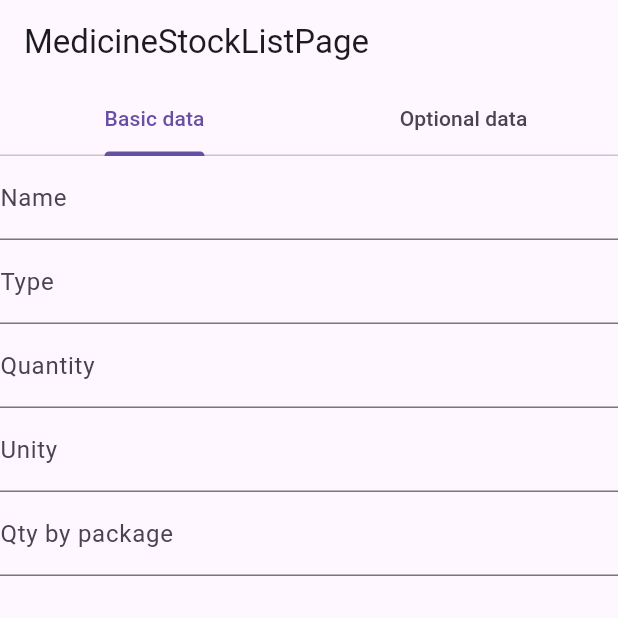
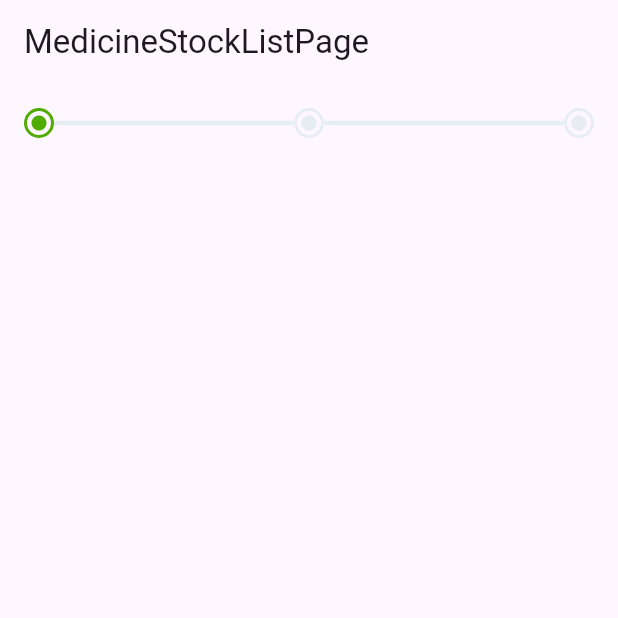
Before and after one commit to Alan-Roza/tcc-medicine-management, a Flutter app: the MedicineStockFormPage screen opened by its route, on a phone screen of 412 x 824 dp, the top half of it. Run offline on Flutter 3.47's test engine with Material 3 defaults, Android fonts, the phone set to English and light mode, and no system bars; our stand-ins replace flutter_mobx, go_router, mobx; generated files the repository leaves out were written again.

Commit message:
wip: adding form and stepeer

```diff
--- a/lib/app/core/routes/app_routes.dart
+++ b/lib/app/core/routes/app_routes.dart
@@ -1,8 +1,8 @@
 import 'package:flutter/material.dart';
 import 'package:go_router/go_router.dart';
-import 'package:tcc_drugs_management/app/modules/medicine/presentation/pages/medicine_stock_form_page.dart';
-import 'package:tcc_drugs_management/app/modules/medicine/presentation/pages/medicine_stock_list_page.dart';
-import 'package:tcc_drugs_management/app/modules/unauth/presentation/pages/unauth_login_page.dart';
+import 'package:tcc_medicine_management/app/modules/medicine/presentation/pages/medicine_stock_view_form_page.dart';
+import 'package:tcc_medicine_management/app/modules/medicine/presentation/pages/medicine_stock_list_page.dart';
+import 'package:tcc_medicine_management/app/modules/unauth/presentation/pages/unauth_login_page.dart';
 
 final GoRouter appRouter = GoRouter (
   routes: <RouteBase>[
--- a/lib/app/modules/medicine/presentation/pages/medicine_stock_form_page.dart
+++ /dev/null
@@ -1,84 +0,0 @@
-import 'package:flutter/material.dart';
-import 'package:go_router/go_router.dart';
-
-class MedicineStockFormPage extends StatefulWidget {
-  const MedicineStockFormPage({super.key});
-
-  @override
-  _MedicineStockFormPageState createState() => _MedicineStockFormPageState();
-}
-
-class _MedicineStockFormPageState extends State<MedicineStockFormPage> with SingleTickerProviderStateMixin {
-  TabController? _tabController;
-
-  @override
-  void initState() {
-    super.initState();
-    _tabController = TabController(length: 2, vsync: this);
-  }
-
-  @override
-  Widget build(BuildContext context) {
-    return Scaffold(
-      appBar: AppBar(
-        title: const Text('MedicineStockListPage'),
-        bottom: TabBar(
-          controller: _tabController,
-          tabs: const [
-            Tab(text: 'Basic data'),
-            Tab(text: 'Optional data'),
-          ],
-        ),
-      ),
-      body: TabBarView(
-        controller: _tabController,
-        children: [
-          _buildBasicDataForm(),
-          _buildOptionalDataForm(),
-        ],
-      ),
-    );
-  }
-
-  Widget _buildBasicDataForm() {
-    return Form(
-      child: Column(
-        children: [
-          TextFormField(
-            decoration: const InputDecoration(labelText: 'Name'),
-          ),
-          TextFormField(
-            decoration: const InputDecoration(labelText: 'Type'),
-          ),
-          TextFormField(
-            decoration: const InputDecoration(labelText: 'Quantity'),
-          ),
-          TextFormField(
-            decoration: const InputDecoration(labelText: 'Unity'),
-          ),
-          TextFormField(
-            decoration: const InputDecoration(labelText: 'Qty by package'),
-          ),
-        ],
-      ),
-    );
-  }
-
-  Widget _buildOptionalDataForm() {
-    return Form(
-      child: Column(
-        children: [
-          TextFormField(
-            decoration: const InputDecoration(labelText: 'Expiration date'),
-          ),
-          TextFormField(
-            decoration: const InputDecoration(labelText: 'Number'),
-          ),
-          TextFormField(
-            decoration: const InputDecoration(labelText: 'Total paid'),
-          ),
-        ],
-      ),
-    );
-  }
-}
--- /dev/null
+++ b/lib/app/modules/medicine/presentation/pages/medicine_stock_view_form_page.dart
@@ -0,0 +1,100 @@
+import 'package:flutter/material.dart';
+import 'package:tcc_medicine_management/app/modules/medicine/presentation/controllers/medicine_form_controller.dart';
+import 'package:tcc_medicine_management/app/modules/medicine/presentation/widgets/medicine_stock_basic_form_widget.dart';
+import 'package:tcc_medicine_management/app/modules/medicine/presentation/widgets/medicine_stock_optional_form_widget.dart';
+import 'package:tcc_medicine_management/app/shared/widgets/padded_screen.dart';
+import 'package:tcc_medicine_management/app/shared/widgets/step_progress_view.dart';
+
+// class MedicineStockFormPage extends StatefulWidget {
+//   const MedicineStockFormPage({super.key});
+
+//   @override
+//   MedicineStockFormPageState createState() => MedicineStockFormPageState();
+// }
+
+// class MedicineStockFormPageState extends State<MedicineStockFormPage>
+//     with SingleTickerProviderStateMixin {
+//   final MedicineFormController _formController = MedicineFormController();
+//   TabController? _tabController;
+
+//   @override
+//   void initState() {
+//     super.initState();
+//     _tabController = TabController(length: 2, vsync: this);
+//   }
+
+//   @override
+//   Widget build(BuildContext context) {
+//     return Scaffold(
+//       appBar: AppBar(
+//         title: const Text('MedicineStockListPage'),
+//         bottom: TabBar(
+//           controller: _tabController,
+//           tabs: const [
+//             Tab(text: 'Basic data'),
+//             Tab(text: 'Optional data'),
+//           ],
+//         ),
+//       ),
+//       body: PaddedScreen(
+//         child: Column(
+//           children: [
+//             Expanded(
+//               child: TabBarView(
+//                 controller: _tabController,
+//                 children: const [
+//                   MedicineStockBasicFormWidget(),
+//                   MedicineStockOptionalFormWidget(),
+//                 ],
+//               ),
+//             ),
+//             ElevatedButton(
+//               onPressed: () async {
+//                 if (await _formController.submitForm()) {
+//                   // If the form is valid, display a Snackbar.
+//                   ScaffoldMessenger.of(context).showSnackBar(
+//                       const SnackBar(content: Text('Processing Data')));
+//                 } else {
+//                   // If the form is invalid, display a Snackbar.
+//                   ScaffoldMessenger.of(context).showSnackBar(
+//                       const SnackBar(content: Text('Invalid Data')));
+//                 }
+//               },
+//               child: const Text('Submit'),
+//             ),
+//           ],
+//         ),
+//       ),
+//     );
+//   }
+// }
+
+class MedicineStockFormPage extends StatefulWidget {
+  const MedicineStockFormPage({super.key});
+
+  @override
+  MedicineStockFormPageState createState() => MedicineStockFormPageState();
+}
+
+class MedicineStockFormPageState extends State<MedicineStockFormPage> {
+  final List<String> titles = ['CART', 'ADDRESS', 'PAYMENT'];
+  int _curStep = 1;
+
+  @override
+  Widget build(BuildContext context) {
+    return Scaffold(
+      appBar: AppBar(
+        title: const Text('MedicineStockListPage'),
+      ),
+      body: PaddedScreen(child:
+        StepProgressView(
+          width: MediaQuery.of(context).size.width,
+          curStep: _curStep,
+          color: const Color(0xff50AC02),
+          titles: titles,
+          key: const Key('abc'),
+        ),
+      ),
+    );
+  }
+}
--- /dev/null
+++ b/lib/app/shared/widgets/padded_screen.dart
@@ -0,0 +1,15 @@
+import 'package:flutter/material.dart';
+
+class PaddedScreen extends StatelessWidget {
+  final Widget child;
+
+  const PaddedScreen({super.key, required this.child});
+
+  @override
+  Widget build(BuildContext context) {
+    return Padding(
+      padding: const EdgeInsets.all(16.0),
+      child: child,
+    );
+  }
+}
--- /dev/null
+++ b/lib/app/shared/widgets/step_progress_view.dart
@@ -0,0 +1,103 @@
+import 'package:flutter/cupertino.dart';
+import 'package:flutter/material.dart';
+
+class StepProgressView extends StatelessWidget {
+  final double _width;
+
+  final List<String> _titles;
+  final int _curStep;
+  final Color _activeColor;
+  final Color _inactiveColor = const Color(0xFFE6EEF3);
+  final double lineWidth = 3.0;
+
+  const StepProgressView(
+      {required Key key,
+      required int curStep,
+      required List<String> titles,
+      required double width,
+      required Color color})
+      : _titles = titles,
+        _curStep = curStep,
+        _width = width,
+        _activeColor = color,
+        assert(width > 0),
+        super(key: key);
+
+  @override
+  Widget build(BuildContext context) {
+    return SizedBox(
+        width: _width,
+        child: Column(
+          children: <Widget>[
+            Row(
+              children: _iconViews(),
+            ),
+            const SizedBox(
+              height: 8,
+            ),
+            Row(
+              mainAxisAlignment: MainAxisAlignment.spaceBetween,
+              children: _titleViews(),
+            ),
+          ],
+        ));
+  }
+
+  List<Widget> _iconViews() {
+    var list = <Widget>[];
+    _titles.asMap().forEach((i, icon) {
+      var circleColor =
+          (i == 0 || _curStep > i + 1) ? _activeColor : _inactiveColor;
+      var lineColor = _curStep > i + 1 ? _activeColor : _inactiveColor;
+      var iconColor =
+          (i == 0 || _curStep > i + 1) ? _activeColor : _inactiveColor;
+
+      list.add(
+        Container(
+          width: 20.0,
+          height: 20.0,
+          padding: const EdgeInsets.all(0),
+          decoration: BoxDecoration(
+            /* color: circleColor,*/
+            borderRadius: const BorderRadius.all(Radius.circular(22.0)),
+            border: Border.all(
+              color: circleColor,
+              width: 2.0,
+            ),
+          ),
+          child: Icon(
+            Icons.circle,
+            color: iconColor,
+            size: 12.0,
+          ),
+        ),
+      );
+
+      //line between icons
+      if (i != _titles.length - 1) {
+        list.add(Expanded(
+            child: Container(
+          height: lineWidth,
+          color: lineColor,
+        )));
+      }
+    });
+
+    return list;
+  }
+
+  List<Widget> _titleViews() {
+    var list = <Widget>[];
+    _titles.asMap().forEach((i, text) {
+      list.add(
+        Text(
+          text,
+          style: const TextStyle(
+            color: Color(0x000000),
+          ),
+        ),
+      );
+    });
+    return list;
+  }
+}
--- a/lib/main.dart
+++ b/lib/main.dart
@@ -1,5 +1,5 @@
 import 'package:flutter/material.dart';
-import 'package:tcc_drugs_management/app/core/routes/app_routes.dart';
+import 'package:tcc_medicine_management/app/core/routes/app_routes.dart';
 
 void main() {
   runApp(const MyApp());
--- a/pubspec.yaml
+++ b/pubspec.yaml
@@ -1,4 +1,4 @@
-name: tcc_drugs_management
+name: tcc_medicine_management
 description: "A new Flutter project."
 # The following line prevents the package from being accidentally published to
 # pub.dev using `flutter pub publish`. This is preferred for private packages.
@@ -33,6 +33,7 @@ dependencies:
   cupertino_icons: ^1.0.6
   go_router: ^13.2.3
   mobx: ^2.3.3+2
+  flutter_mobx: ^2.2.1+1
 
 dev_dependencies:
   flutter_test:
@@ -44,6 +45,8 @@ dev_dependencies:
   # package. See that file for information about deactivating specific lint
   # rules and activating additional ones.
   flutter_lints: ^3.0.0
+  build_runner: ^2.4.9
+  mobx_codegen: ^2.6.1
 
 # For information on the generic Dart part of this file, see the
 # following page: https://dart.dev/tools/pub/pubspec
```
Also changed, not shown: build.yaml (added, +7 -0 lines), lib/app/modules/medicine/presentation/controllers/medicine_form_controller.dart (added, +87 -0 lines), lib/app/modules/medicine/presentation/widgets/medicine_stock_basic_form_widget.dart (added, +55 -0 lines), lib/app/modules/medicine/presentation/widgets/medicine_stock_optional_form_widget.dart (added, +43 -0 lines), lib/app/modules/medicine/presentation/controllers/medicine_form_controller.g.dart (added), pubspec.lock.
